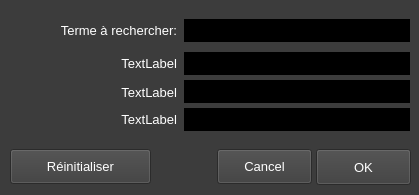
Old version of the form ui/yeroth-erp-search-form.ui in the repository xnoumbissinoundou/yeroth-erp-3.0.
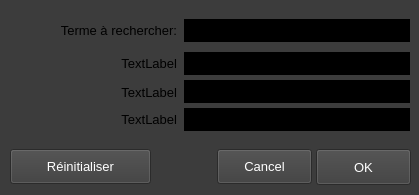
New version of the form. Custom widgets are drawn as their Qt base class.

Commit message: On branch master 	modified:   ui/yeroth-erp-search-form.ui

```diff
--- a/ui/yeroth-erp-search-form.ui
+++ b/ui/yeroth-erp-search-form.ui
@@ -443,9 +443,9 @@
       <colorrole role="WindowText">
        <brush brushstyle="SolidPattern">
         <color alpha="255">
-         <red>255</red>
-         <green>255</green>
-         <blue>255</blue>
+         <red>0</red>
+         <green>0</green>
+         <blue>0</blue>
         </color>
        </brush>
       </colorrole>
@@ -497,9 +497,9 @@
       <colorrole role="Text">
        <brush brushstyle="SolidPattern">
         <color alpha="255">
-         <red>255</red>
-         <green>255</green>
-         <blue>255</blue>
+         <red>0</red>
+         <green>0</green>
+         <blue>0</blue>
         </color>
        </brush>
       </colorrole>
@@ -515,9 +515,9 @@
       <colorrole role="ButtonText">
        <brush brushstyle="SolidPattern">
         <color alpha="255">
-         <red>255</red>
-         <green>255</green>
-         <blue>255</blue>
+         <red>0</red>
+         <green>0</green>
+         <blue>0</blue>
         </color>
        </brush>
       </colorrole>
@@ -580,9 +580,9 @@
       <colorrole role="WindowText">
        <brush brushstyle="SolidPattern">
         <color alpha="255">
-         <red>255</red>
-         <green>255</green>
-         <blue>255</blue>
+         <red>0</red>
+         <green>0</green>
+         <blue>0</blue>
         </color>
        </brush>
       </colorrole>
@@ -634,9 +634,9 @@
       <colorrole role="Text">
        <brush brushstyle="SolidPattern">
         <color alpha="255">
-         <red>255</red>
-         <green>255</green>
-         <blue>255</blue>
+         <red>0</red>
+         <green>0</green>
+         <blue>0</blue>
         </color>
        </brush>
       </colorrole>
@@ -652,9 +652,9 @@
       <colorrole role="ButtonText">
        <brush brushstyle="SolidPattern">
         <color alpha="255">
-         <red>255</red>
-         <green>255</green>
-         <blue>255</blue>
+         <red>0</red>
+         <green>0</green>
+         <blue>0</blue>
         </color>
        </brush>
       </colorrole>
@@ -717,9 +717,9 @@
       <colorrole role="WindowText">
        <brush brushstyle="SolidPattern">
         <color alpha="255">
-         <red>0</red>
-         <green>0</green>
-         <blue>0</blue>
+         <red>30</red>
+         <green>30</green>
+         <blue>30</blue>
         </color>
        </brush>
       </colorrole>
@@ -771,9 +771,9 @@
       <colorrole role="Text">
        <brush brushstyle="SolidPattern">
         <color alpha="255">
-         <red>0</red>
-         <green>0</green>
-         <blue>0</blue>
+         <red>30</red>
+         <green>30</green>
+         <blue>30</blue>
         </color>
        </brush>
       </colorrole>
@@ -789,9 +789,9 @@
       <colorrole role="ButtonText">
        <brush brushstyle="SolidPattern">
         <color alpha="255">
-         <red>0</red>
-         <green>0</green>
-         <blue>0</blue>
+         <red>30</red>
+         <green>30</green>
+         <blue>30</blue>
         </color>
        </brush>
       </colorrole>
@@ -2206,27 +2206,27 @@
       <colorrole role="WindowText">
        <brush brushstyle="SolidPattern">
         <color alpha="255">
-         <red>255</red>
-         <green>255</green>
-         <blue>255</blue>
+         <red>0</red>
+         <green>0</green>
+         <blue>0</blue>
         </color>
        </brush>
       </colorrole>
       <colorrole role="Text">
        <brush brushstyle="SolidPattern">
         <color alpha="255">
-         <red>255</red>
-         <green>255</green>
-         <blue>255</blue>
+         <red>0</red>
+         <green>0</green>
+         <blue>0</blue>
         </color>
        </brush>
       </colorrole>
       <colorrole role="ButtonText">
        <brush brushstyle="SolidPattern">
         <color alpha="255">
-         <red>255</red>
-         <green>255</green>
-         <blue>255</blue>
+         <red>0</red>
+         <green>0</green>
+         <blue>0</blue>
         </color>
        </brush>
       </colorrole>
@@ -2235,27 +2235,27 @@
       <colorrole role="WindowText">
        <brush brushstyle="SolidPattern">
         <color alpha="255">
-         <red>255</red>
-         <green>255</green>
-         <blue>255</blue>
+         <red>0</red>
+         <green>0</green>
+         <blue>0</blue>
         </color>
        </brush>
       </colorrole>
       <colorrole role="Text">
        <brush brushstyle="SolidPattern">
         <color alpha="255">
-         <red>255</red>
-         <green>255</green>
-         <blue>255</blue>
+         <red>0</red>
+         <green>0</green>
+         <blue>0</blue>
         </color>
        </brush>
       </colorrole>
       <colorrole role="ButtonText">
        <brush brushstyle="SolidPattern">
         <color alpha="255">
-         <red>255</red>
-         <green>255</green>
-         <blue>255</blue>
+         <red>0</red>
+         <green>0</green>
+         <blue>0</blue>
         </color>
        </brush>
       </colorrole>
@@ -2318,27 +2318,27 @@
       <colorrole role="WindowText">
        <brush brushstyle="SolidPattern">
         <color alpha="255">
-         <red>255</red>
-         <green>255</green>
-         <blue>255</blue>
+         <red>0</red>
+         <green>0</green>
+         <blue>0</blue>
         </color>
        </brush>
       </colorrole>
       <colorrole role="Text">
        <brush brushstyle="SolidPattern">
         <color alpha="255">
-         <red>255</red>
-         <green>255</green>
-         <blue>255</blue>
+         <red>0</red>
+         <green>0</green>
+         <blue>0</blue>
         </color>
        </brush>
       </colorrole>
       <colorrole role="ButtonText">
        <brush brushstyle="SolidPattern">
         <color alpha="255">
-         <red>255</red>
-         <green>255</green>
-         <blue>255</blue>
+         <red>0</red>
+         <green>0</green>
+         <blue>0</blue>
         </color>
        </brush>
       </colorrole>
@@ -2347,27 +2347,27 @@
       <colorrole role="WindowText">
        <brush brushstyle="SolidPattern">
         <color alpha="255">
-         <red>255</red>
-         <green>255</green>
-         <blue>255</blue>
+         <red>0</red>
+         <green>0</green>
+         <blue>0</blue>
         </color>
        </brush>
       </colorrole>
       <colorrole role="Text">
        <brush brushstyle="SolidPattern">
         <color alpha="255">
-         <red>255</red>
-         <green>255</green>
-         <blue>255</blue>
+         <red>0</red>
+         <green>0</green>
+         <blue>0</blue>
         </color>
        </brush>
       </colorrole>
       <colorrole role="ButtonText">
        <brush brushstyle="SolidPattern">
         <color alpha="255">
-         <red>255</red>
-         <green>255</green>
-         <blue>255</blue>
+         <red>0</red>
+         <green>0</green>
+         <blue>0</blue>
         </color>
        </brush>
       </colorrole>
@@ -2430,27 +2430,27 @@
       <colorrole role="WindowText">
        <brush brushstyle="SolidPattern">
         <color alpha="255">
-         <red>255</red>
-         <green>255</green>
-         <blue>255</blue>
+         <red>0</red>
+         <green>0</green>
+         <blue>0</blue>
         </color>
        </brush>
       </colorrole>
       <colorrole role="Text">
        <brush brushstyle="SolidPattern">
         <color alpha="255">
-         <red>255</red>
-         <green>255</green>
-         <blue>255</blue>
+         <red>0</red>
+         <green>0</green>
+         <blue>0</blue>
         </color>
        </brush>
       </colorrole>
       <colorrole role="ButtonText">
        <brush brushstyle="SolidPattern">
         <color alpha="255">
-         <red>255</red>
-         <green>255</green>
-         <blue>255</blue>
+         <red>0</red>
+         <green>0</green>
+         <blue>0</blue>
         </color>
        </brush>
       </colorrole>
@@ -2459,27 +2459,27 @@
       <colorrole role="WindowText">
        <brush brushstyle="SolidPattern">
         <color alpha="255">
-         <red>255</red>
-         <green>255</green>
-         <blue>255</blue>
+         <red>0</red>
+         <green>0</green>
+         <blue>0</blue>
         </color>
        </brush>
       </colorrole>
       <colorrole role="Text">
        <brush brushstyle="SolidPattern">
         <color alpha="255">
-         <red>255</red>
-         <green>255</green>
-         <blue>255</blue>
+         <red>0</red>
+         <green>0</green>
+         <blue>0</blue>
         </color>
        </brush>
       </colorrole>
       <colorrole role="ButtonText">
        <brush brushstyle="SolidPattern">
         <color alpha="255">
-         <red>255</red>
-         <green>255</green>
-         <blue>255</blue>
+         <red>0</red>
+         <green>0</green>
+         <blue>0</blue>
         </color>
        </brush>
       </colorrole>
```
